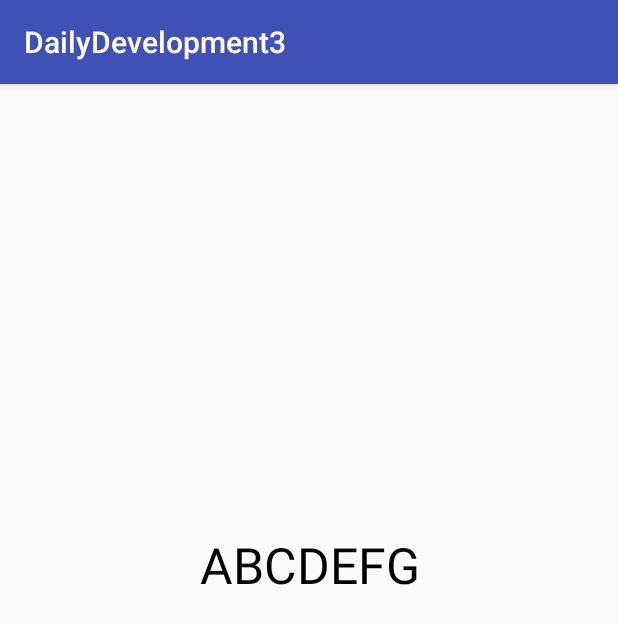
After one commit to caofengbin/DailyDevelopment3, an Android app: the DrawTextActivity screen opened directly, with no data from a screen before it, on a phone screen of 412 x 824 dp. The commit adds this screen. Shown: the top 624 px of the screen. Run offline under Robolectric (Android 15) with nearby library versions, the phone set to English and light mode, and no system bars.

Commit message:
add code about paint

```diff
--- a/app/src/main/AndroidManifest.xml
+++ b/app/src/main/AndroidManifest.xml
@@ -41,7 +41,8 @@
         <activity android:name=".example5.gson.GsonActivity" />
         <activity android:name=".example6.pinnedlistview.PinnedListViewActivity" />
         <activity android:name=".example7.notification.NotificationActivity" />
-        <activity android:name=".example7.notification.Notification2Activity"></activity>
+        <activity android:name=".example7.notification.Notification2Activity" />
+        <activity android:name=".example8.drawtext.DrawTextActivity"></activity>
     </application>
 
 </manifest>
--- a/app/src/main/java/cfb/com/dailydevelopment3/MainActivity.java
+++ b/app/src/main/java/cfb/com/dailydevelopment3/MainActivity.java
@@ -14,6 +14,7 @@ import cfb.com.dailydevelopment3.example3.readcontacts.ReadContactsActivity;
 import cfb.com.dailydevelopment3.example5.gson.GsonActivity;
 import cfb.com.dailydevelopment3.example6.pinnedlistview.PinnedListViewActivity;
 import cfb.com.dailydevelopment3.example7.notification.NotificationActivity;
+import cfb.com.dailydevelopment3.example8.drawtext.DrawTextActivity;
 
 public class MainActivity extends AppCompatActivity implements AdapterView.OnItemClickListener {
 
@@ -62,7 +63,8 @@ public class MainActivity extends AppCompatActivity implements AdapterView.OnIte
 				startIntent(NotificationActivity.class);
 				break;
 			case 7:
-
+				// 绘图学习
+				startIntent(DrawTextActivity.class);
 				break;
 			case 8:
 
--- /dev/null
+++ b/app/src/main/java/cfb/com/dailydevelopment3/example8/drawtext/DrawTextActivity.java
@@ -0,0 +1,15 @@
+package cfb.com.dailydevelopment3.example8.drawtext;
+
+import android.os.Bundle;
+import android.support.v7.app.AppCompatActivity;
+
+import cfb.com.dailydevelopment3.R;
+
+public class DrawTextActivity extends AppCompatActivity {
+
+	@Override
+	protected void onCreate(Bundle savedInstanceState) {
+		super.onCreate(savedInstanceState);
+		setContentView(R.layout.activity_draw_text);
+	}
+}
--- /dev/null
+++ b/app/src/main/java/cfb/com/dailydevelopment3/example8/drawtext/DrawTextView.java
@@ -0,0 +1,63 @@
+package cfb.com.dailydevelopment3.example8.drawtext;
+
+import android.content.Context;
+import android.graphics.Canvas;
+import android.graphics.Color;
+import android.graphics.Paint;
+import android.graphics.Typeface;
+import android.util.AttributeSet;
+import android.util.Log;
+import android.view.View;
+
+/**
+ * drawText的入门使用
+ * Created by fengbincao on 2017/4/10.
+ */
+
+public class DrawTextView extends View {
+
+	private Paint paint;
+
+	public DrawTextView(Context context) {
+		super(context);
+		initView();
+	}
+
+	public DrawTextView(Context context, AttributeSet attrs) {
+		super(context, attrs);
+		initView();
+	}
+
+	public DrawTextView(Context context, AttributeSet attrs,
+				  int defStyleAttr) {
+		super(context, attrs, defStyleAttr);
+		initView();
+	}
+
+	private void initView() {
+		paint = new Paint();
+		paint.setColor(Color.BLACK);//颜色
+		paint.setStyle(Paint.Style.STROKE);//设置样式
+		paint.setAntiAlias(true); //是否使用抗锯齿功能
+		paint.setTextSize(50); //设置字体大小
+		paint.setTypeface(Typeface.DEFAULT);
+	}
+
+	@Override
+	protected void onDraw(Canvas canvas) {
+		super.onDraw(canvas);
+
+		Paint.FontMetrics mMetrics = paint.getFontMetrics();
+		Log.e("test", "top=" + mMetrics.top);
+		Log.e("test", "ascent=" + mMetrics.ascent);
+		Log.e("test", "descent=" + mMetrics.descent);
+		Log.e("test", "bottom=" + mMetrics.bottom);
+		Log.e("test", "leading=" + mMetrics.leading);
+
+		// 文本(要绘制的内容)
+		String str = "ABCDEFG";
+		// 参数分别为 (文本 基线x 基线y 画笔)
+		canvas.drawText(str, 200, 500, paint);
+	}
+
+}
--- /dev/null
+++ b/app/src/main/res/layout/activity_draw_text.xml
@@ -0,0 +1,12 @@
+<?xml version="1.0" encoding="utf-8"?>
+<RelativeLayout xmlns:android="http://schemas.android.com/apk/res/android"
+    xmlns:tools="http://schemas.android.com/tools"
+    android:id="@+id/activity_draw_text"
+    android:layout_width="match_parent"
+    android:layout_height="match_parent"
+    tools:context="cfb.com.dailydevelopment3.example8.drawtext.DrawTextActivity">
+
+    <cfb.com.dailydevelopment3.example8.drawtext.DrawTextView
+        android:layout_width="match_parent"
+        android:layout_height="match_parent"/>
+</RelativeLayout>
--- a/app/src/main/res/values/strings.xml
+++ b/app/src/main/res/values/strings.xml
@@ -8,7 +8,7 @@
         <item>(5)gson的基本使用</item>
         <item>(6)头部悬停ListView的使用</item>
         <item>(7)通知的初高级使用</item>
-        <item>(8)</item>
+        <item>(8)drawText入门</item>
         <item>(9)</item>
     </string-array>
 </resources>
```
